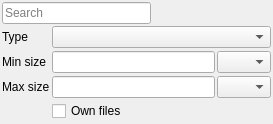
First picture: the form in application/GUI/Search/SearchDock.ui, repository Ummon/D-LAN, before the edit.
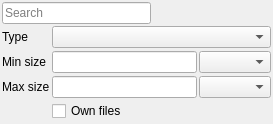
Second picture: the form after the edit. Icons and pictures are not drawn.

Patch:
```diff
--- a/application/GUI/Search/SearchDock.ui
+++ b/application/GUI/Search/SearchDock.ui
@@ -165,9 +165,6 @@
            <property name="editable">
             <bool>false</bool>
            </property>
-           <property name="sizeAdjustPolicy">
-            <enum>QComboBox::AdjustToMinimumContentsLength</enum>
-           </property>
            <property name="minimumContentsLength">
             <number>3</number>
            </property>
@@ -213,9 +210,6 @@
          </item>
          <item>
           <widget class="QComboBox" name="cmbMinSize">
-           <property name="sizeAdjustPolicy">
-            <enum>QComboBox::AdjustToMinimumContentsLength</enum>
-           </property>
            <property name="minimumContentsLength">
             <number>3</number>
            </property>
```
Left out of the diff: 24 changed lines with no effect on the pictures.
